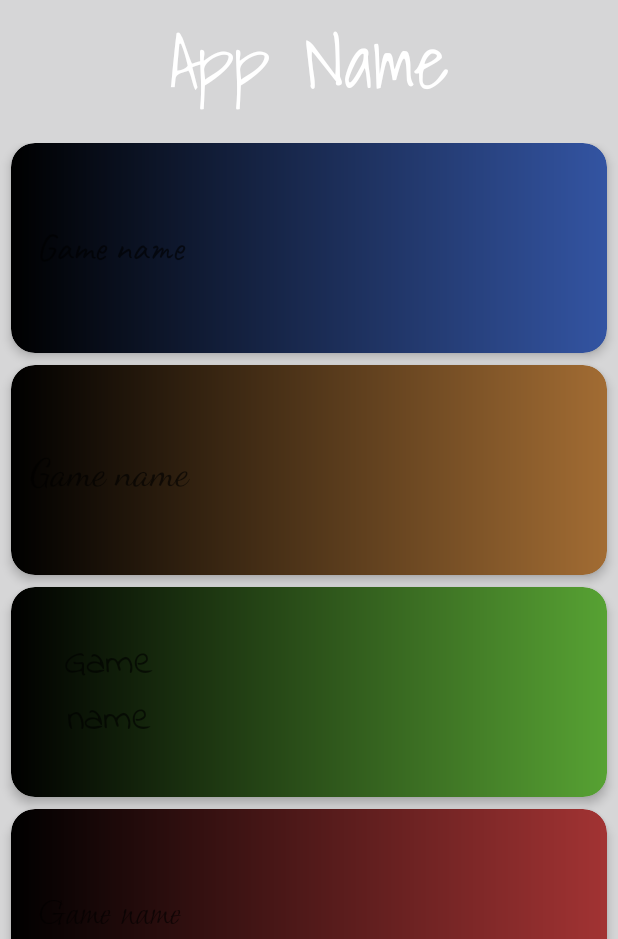
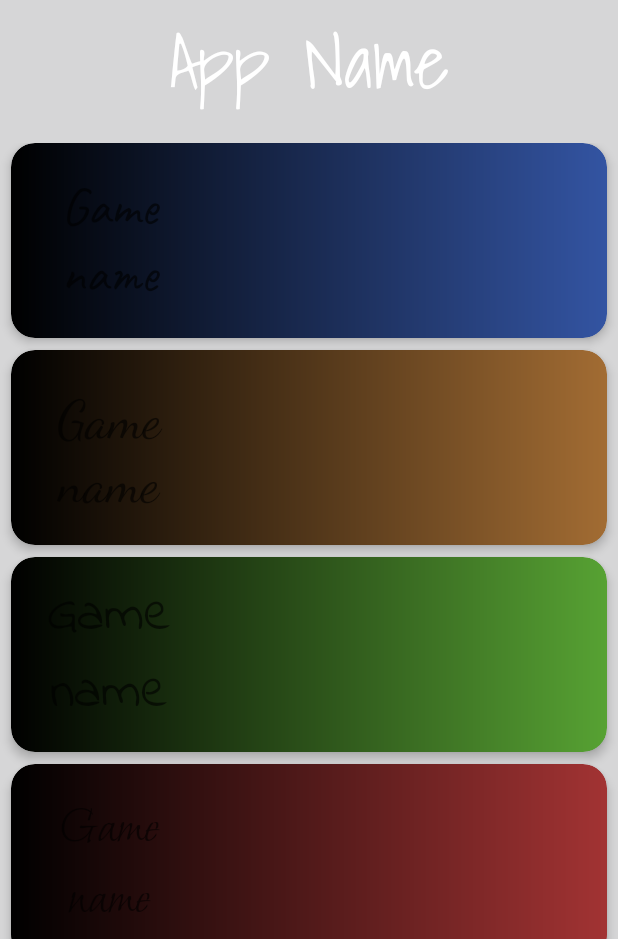
Before and after one commit to Will-Shamar/Randomiser-App, an Android app: the screen it shows after launch (MainActivity), on a phone screen of 412 x 824 dp, the part 297-1236 px from its top. Run offline under Robolectric (Android 15) with nearby library versions, the phone set to English and light mode, and no system bars; our stand-ins replace data binding; 2 statements that could not run were skipped.

Commit message:
Design: Adjust card size and text size

```diff
--- a/app/src/main/res/layout/games_button_layout.xml
+++ b/app/src/main/res/layout/games_button_layout.xml
@@ -12,7 +12,7 @@
     <androidx.cardview.widget.CardView
         android:id="@+id/game_button"
         android:layout_width="match_parent"
-        android:layout_height="140dp"
+        android:layout_height="130dp"
         android:layout_marginLeft="7dp"
         android:layout_marginRight="7dp"
         android:layout_marginBottom="8dp"
@@ -49,7 +49,7 @@
         android:hint="Game name"
         android:text="@{Game.name}"
         android:textStyle="bold"
-        android:textSize="25sp"
+        android:textSize="35sp"
         android:textColor="@color/white"
         android:gravity="center"
         app:layout_constraintStart_toStartOf="parent"
```
